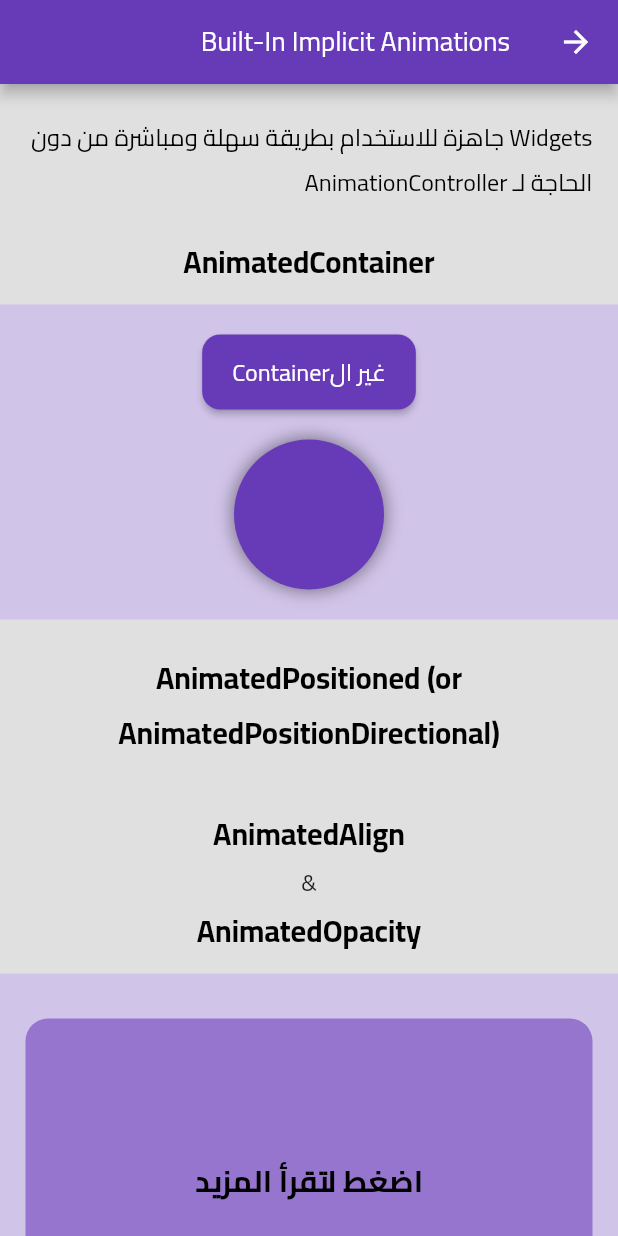
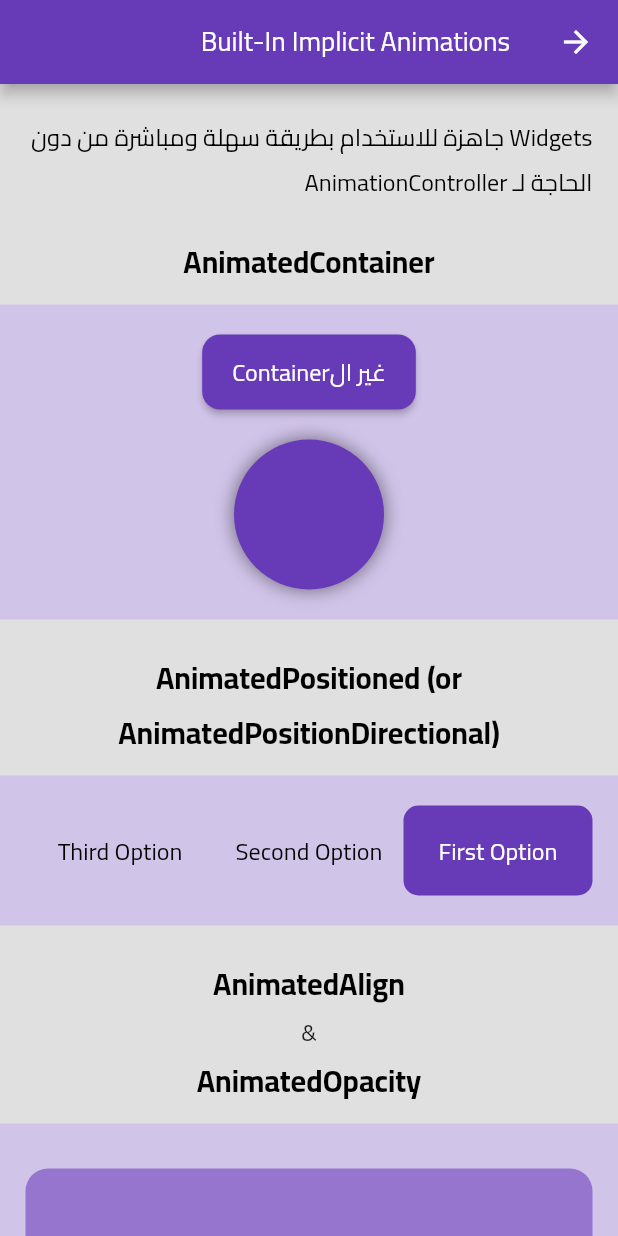
Before and after one commit to Roaa94/flutter-festival-session, a Flutter app: the screen it shows after launch, after a tap on "جاهزة للاستخدام", on a phone screen of 412 x 824 dp. Run offline on Flutter 3.47's test engine with Material 2 defaults, Android fonts, the phone set to English and light mode, and no system bars.

Commit message:
worked on AnimatedPositionDirectional example

```diff
--- a/lib/ui/implicit_animations/widgets/animated_positioned_directional_example.dart
+++ b/lib/ui/implicit_animations/widgets/animated_positioned_directional_example.dart
@@ -1,4 +1,5 @@
 import 'package:flutter/material.dart';
+import 'package:flutter_festival/ui/styles/app_text_styles.dart';
 
 class AnimatedPositionDirectionalExample extends StatefulWidget {
   const AnimatedPositionDirectionalExample({Key? key}) : super(key: key);
@@ -8,8 +9,62 @@ class AnimatedPositionDirectionalExample extends StatefulWidget {
 }
 
 class _AnimatedPositionDirectionalExampleState extends State<AnimatedPositionDirectionalExample> {
+  List<String> options = [
+    'First Option',
+    'Second Option',
+    'Third Option',
+  ];
+
+  int selectedOptionIndex = 0;
+
+  final Duration animationDuration = const Duration(milliseconds: 300);
+
   @override
   Widget build(BuildContext context) {
-    return Container();
+    double indicatorWidth = (MediaQuery.of(context).size.width - 17 * 2) / options.length;
+
+    return Container(
+      padding: const EdgeInsets.symmetric(horizontal: 17, vertical: 20),
+      width: double.infinity,
+      height: 100,
+      child: Stack(
+        children: [
+          AnimatedPositionedDirectional(
+            start: indicatorWidth * selectedOptionIndex,
+            bottom: 0,
+            top: 0,
+            duration: animationDuration,
+            child: Container(
+              width: indicatorWidth,
+              height: 100,
+              decoration: BoxDecoration(
+                color: Colors.deepPurple,
+                borderRadius: BorderRadius.circular(10),
+              ),
+            ),
+          ),
+          Positioned.fill(
+            child: Row(
+              children: List.generate(
+                options.length,
+                (index) => Expanded(
+                  child: GestureDetector(
+                    onTap: () => setState(() => selectedOptionIndex = index),
+                    child: AnimatedDefaultTextStyle(
+                      style: AppTextStyles.button.copyWith(color: selectedOptionIndex == index ? Colors.white : Colors.black),
+                      duration: animationDuration,
+                      child: Text(
+                        options[index],
+                        textAlign: TextAlign.center,
+                      ),
+                    ),
+                  ),
+                ),
+              ),
+            ),
+          )
+        ],
+      ),
+    );
   }
 }
```
